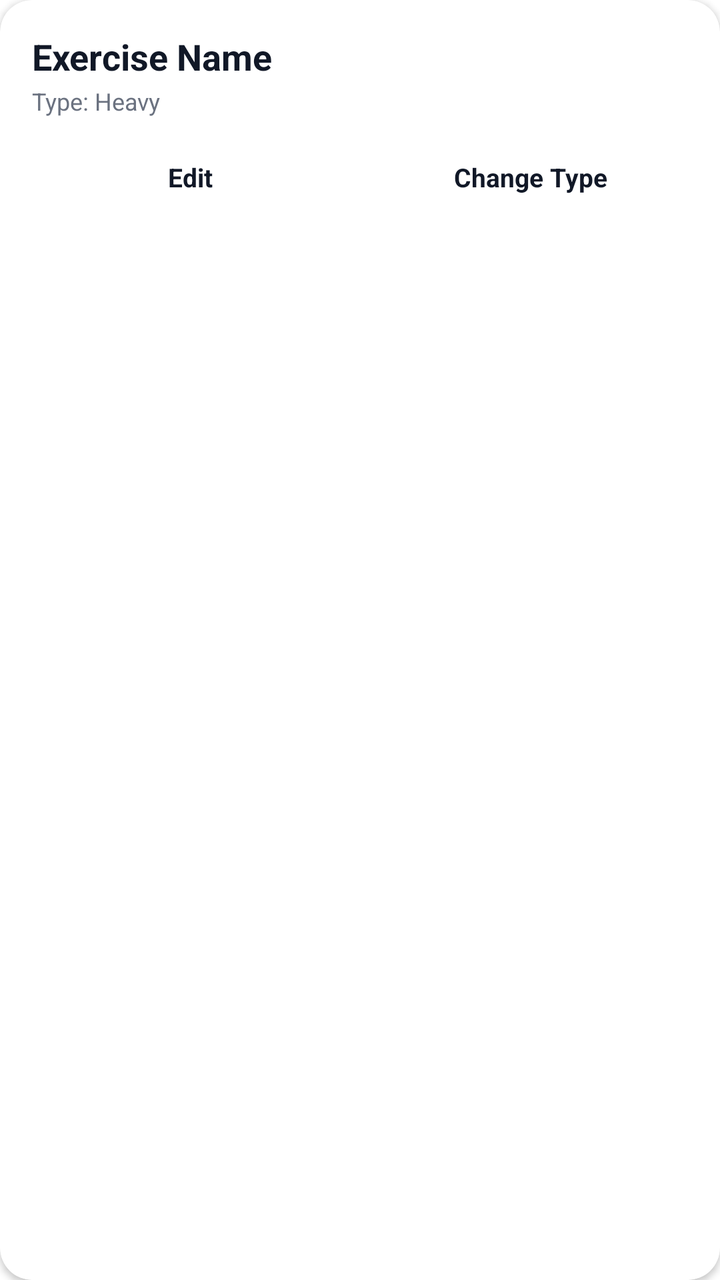
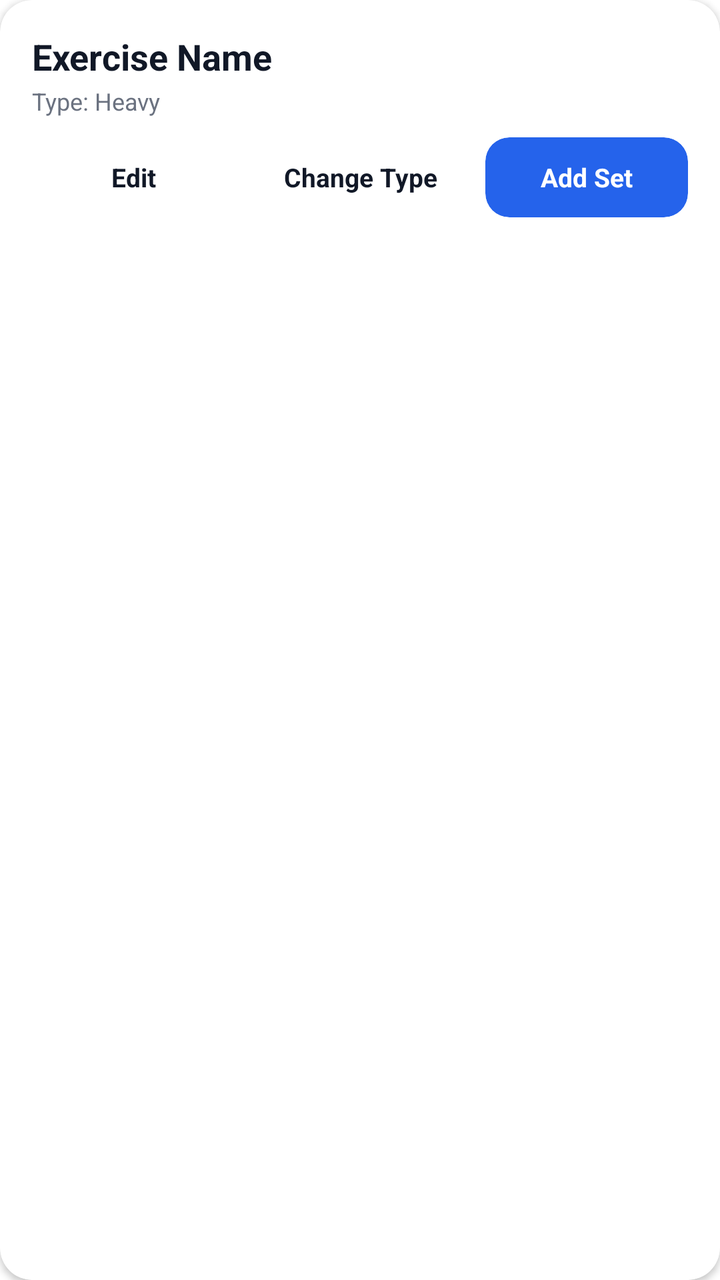

An Android layout rendered at two revisions. The XML below is the earlier revision; the diff shows what the commit changed to produce the second picture.
<!-- AndroidManifest.xml: application theme Theme.Fitness -->
<!-- res/layout/item_grouped_exercise.xml -->
<?xml version="1.0" encoding="utf-8"?>
<androidx.cardview.widget.CardView xmlns:android="http://schemas.android.com/apk/res/android"
    xmlns:app="http://schemas.android.com/apk/res-auto"
    android:layout_width="match_parent"
    android:layout_height="wrap_content"
    android:layout_marginBottom="12dp"
    app:cardBackgroundColor="@color/fitness_card_background"
    app:cardCornerRadius="16dp"
    app:cardElevation="2dp">

    <LinearLayout
        android:layout_width="match_parent"
        android:layout_height="wrap_content"
        android:orientation="vertical"
        android:padding="16dp">

        
        <TextView
            android:id="@+id/text_exercise_name"
            android:layout_width="wrap_content"
            android:layout_height="wrap_content"
            android:text="Exercise Name"
            android:textColor="@color/fitness_text_primary"
            android:textSize="18sp"
            android:textStyle="bold" />

        
        <TextView
            android:id="@+id/text_exercise_type"
            android:layout_width="wrap_content"
            android:layout_height="wrap_content"
            android:layout_marginTop="2dp"
            android:text="Type: Heavy"
            android:textColor="@color/fitness_text_secondary"
            android:textSize="12sp" />

        
        <LinearLayout
            android:layout_width="match_parent"
            android:layout_height="wrap_content"
            android:layout_marginTop="10dp"
            android:baselineAligned="false"
            android:clipChildren="false"
            android:clipToPadding="false"
            android:orientation="horizontal">

            
            <androidx.cardview.widget.CardView
                android:id="@+id/button_edit_activity"
                android:layout_width="0dp"
                android:layout_height="40dp"
                android:layout_marginEnd="6dp"
                android:layout_weight="1"
                android:clickable="true"
                android:focusable="true"
                android:foreground="?attr/selectableItemBackground"
                app:cardBackgroundColor="@color/fitness_card_background"
                app:cardCornerRadius="12dp"
                app:cardElevation="0dp"
                app:strokeColor="@color/fitness_text_secondary"
                app:strokeWidth="1dp">

                <TextView
                    android:layout_width="match_parent"
                    android:layout_height="match_parent"
                    android:gravity="center"
                    android:text="Edit"
                    android:textColor="@color/fitness_text_primary"
                    android:textSize="13sp"
                    android:textStyle="bold" />
            </androidx.cardview.widget.CardView>

            
            <androidx.cardview.widget.CardView
                android:id="@+id/button_change_type"
                android:layout_width="0dp"
                android:layout_height="40dp"
                android:layout_marginStart="6dp"
                android:layout_weight="1"
                android:clickable="true"
                android:focusable="true"
                android:foreground="?attr/selectableItemBackground"
                app:cardBackgroundColor="@color/fitness_card_background"
                app:cardCornerRadius="12dp"
                app:cardElevation="0dp"
                app:strokeColor="@color/fitness_text_secondary"
                app:strokeWidth="1dp">

                <TextView
                    android:layout_width="match_parent"
                    android:layout_height="match_parent"
                    android:gravity="center"
                    android:text="Change Type"
                    android:textColor="@color/fitness_text_primary"
                    android:textSize="13sp"
                    android:textStyle="bold" />
            </androidx.cardview.widget.CardView>
        </LinearLayout>

        
        <LinearLayout
            android:id="@+id/sets_container"
            android:layout_width="match_parent"
            android:layout_height="wrap_content"
            android:layout_marginTop="10dp"
            android:orientation="vertical" />
    </LinearLayout>
</androidx.cardview.widget.CardView>
<!-- resources referenced by this layout -->
<resources>
  <color name="fitness_card_background">#FFFFFF</color>
  <color name="fitness_text_primary">#111827</color>
  <color name="fitness_text_secondary">#6B7280</color>
  <style name="Theme.Fitness" parent="Theme.MaterialComponents.DayNight.NoActionBar">
          
          <item name="colorPrimary">@color/fitness_primary</item>
          <item name="colorPrimaryVariant">@color/fitness_primary_dark</item>
          <item name="colorOnPrimary">@color/white</item>
          
          <item name="colorSecondary">@color/fitness_accent</item>
          <item name="colorSecondaryVariant">@color/fitness_accent</item>
          <item name="colorOnSecondary">@color/white</item>
          
          <item name="android:windowBackground">@color/fitness_background</item>
          <item name="colorSurface">@color/fitness_card_background</item>
          
          <item name="android:textColorPrimary">@color/fitness_text_primary</item>
          <item name="android:textColorSecondary">@color/fitness_text_secondary</item>
          
          <item name="android:statusBarColor">@color/fitness_background</item>
          <item name="android:windowLightStatusBar">true</item>
          
          
          <item name="materialAlertDialogTheme">@style/ThemeOverlay.Fitness.MaterialAlertDialog</item>
      </style>
  <color name="fitness_primary">#2563EB</color>
  <color name="fitness_primary_dark">#1E40AF</color>
  <color name="white">#FFFFFFFF</color>
  <color name="fitness_accent">#F59E0B</color>
  <color name="fitness_background">#F3F4F6</color>
  <style name="ThemeOverlay.Fitness.MaterialAlertDialog" parent="ThemeOverlay.MaterialComponents.MaterialAlertDialog">
          
          <item name="android:windowBackground">@android:color/transparent</item>
          
          
          <item name="android:background">@drawable/bg_dialog_rounded</item>
          
          
          <item name="colorSurface">@color/fitness_card_background</item>
          
          
          <item name="colorPrimary">@color/fitness_primary</item>
          <item name="colorOnPrimary">@color/white</item>
          
          
          <item name="colorOnSurface">@color/fitness_text_primary</item>
          <item name="android:textColorPrimary">@color/fitness_text_primary</item>
          <item name="android:textColorSecondary">@color/fitness_text_secondary</item>
          
          
          <item name="materialAlertDialogTitleTextStyle">@style/MaterialAlertDialog.Fitness.Title</item>
          <item name="materialAlertDialogBodyTextStyle">@style/MaterialAlertDialog.Fitness.Body</item>
          <item name="buttonBarButtonStyle">@style/MaterialAlertDialog.Fitness.Button</item>
      </style>
  <!-- drawable bg_dialog_rounded (drawable) -->
  <?xml version="1.0" encoding="utf-8"?>
  <shape xmlns:android="http://schemas.android.com/apk/res/android"
      android:shape="rectangle">
      <solid android:color="@color/fitness_card_background" />
      <corners android:radius="24dp" />
  </shape>
  <style name="MaterialAlertDialog.Fitness.Title" parent="MaterialAlertDialog.MaterialComponents.Title.Text">
          <item name="android:textColor">@color/fitness_text_primary</item>
          <item name="android:textSize">20sp</item>
          <item name="android:textStyle">bold</item>
      </style>
  <style name="MaterialAlertDialog.Fitness.Body" parent="MaterialAlertDialog.MaterialComponents.Body.Text">
          <item name="android:textColor">@color/fitness_text_primary</item>
          <item name="android:textSize">15sp</item>
      </style>
  <style name="MaterialAlertDialog.Fitness.Button" parent="Widget.MaterialComponents.Button.TextButton.Dialog">
          <item name="android:textColor">@color/fitness_primary</item>
          <item name="android:textSize">15sp</item>
          <item name="android:textStyle">bold</item>
      </style>
</resources>

<!-- the commit's change to res/layout/item_grouped_exercise.xml (unified diff, before → after) -->
@@ -76,6 +76,7 @@
                 android:layout_width="0dp"
                 android:layout_height="40dp"
                 android:layout_marginStart="6dp"
+                android:layout_marginEnd="6dp"
                 android:layout_weight="1"
                 android:clickable="true"
                 android:focusable="true"
@@ -95,6 +96,30 @@
                     android:textSize="13sp"
                     android:textStyle="bold" />
             </androidx.cardview.widget.CardView>
+
+            
+            <androidx.cardview.widget.CardView
+                android:id="@+id/button_add_set"
+                android:layout_width="0dp"
+                android:layout_height="40dp"
+                android:layout_marginStart="6dp"
+                android:layout_weight="1"
+                android:clickable="true"
+                android:focusable="true"
+                android:foreground="?attr/selectableItemBackground"
+                app:cardBackgroundColor="@color/fitness_primary"
+                app:cardCornerRadius="12dp"
+                app:cardElevation="0dp">
+
+                <TextView
+                    android:layout_width="match_parent"
+                    android:layout_height="match_parent"
+                    android:gravity="center"
+                    android:text="Add Set"
+                    android:textColor="@color/white"
+                    android:textSize="13sp"
+                    android:textStyle="bold" />
+            </androidx.cardview.widget.CardView>
         </LinearLayout>
 
         
